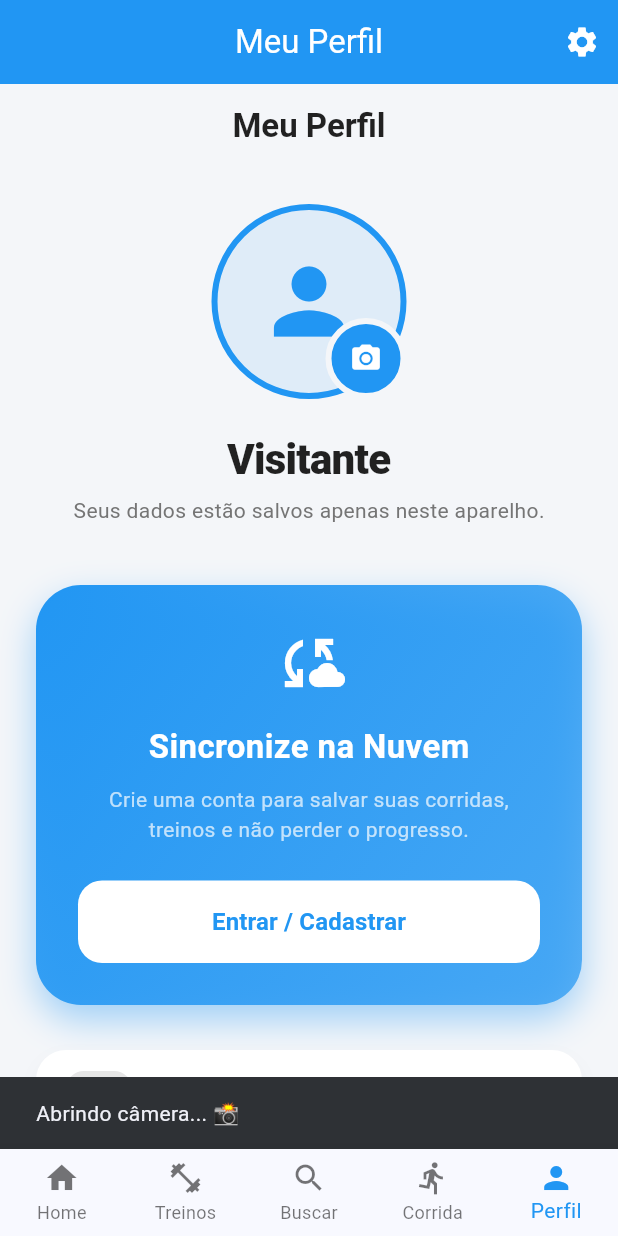
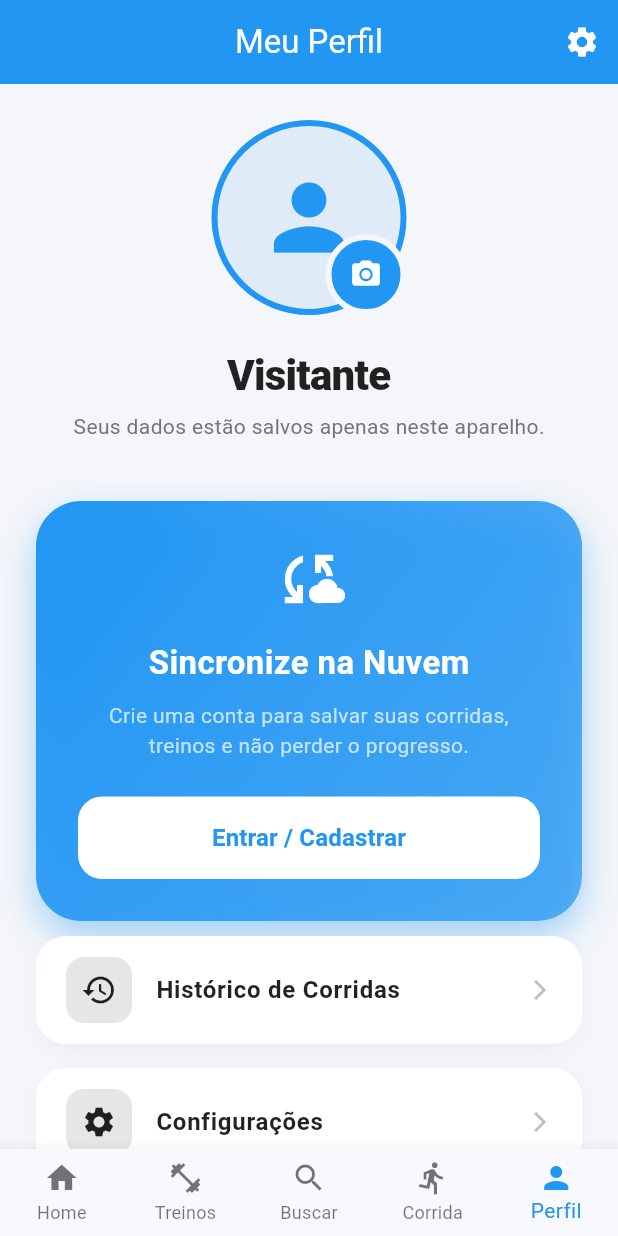
Before and after one commit to Julia-Evelyn/AcadeMApp, a Flutter app: the screen it shows after launch, item 5 of the bottom bar chosen, after a tap on the "camera alt" icon, on a phone screen of 412 x 824 dp. Run offline on Flutter 3.47's test engine with Material 3 defaults, Android fonts, the phone set to English and light mode, and no system bars; our stand-ins replace audioplayers, cloud_firestore, firebase_auth, firebase_core, flutter_map, geolocator and 5 more; accounts and stored records are empty; network calls fail.

Commit message:
feat: integração Firebase, novo design de Perfil e Main

```diff
--- a/lib/core/layout/main_layout.dart
+++ b/lib/core/layout/main_layout.dart
@@ -54,13 +54,12 @@
       imagePickerService: widget.profileImagePickerService,
     );
 
-    // ⬇️ ATUALIZAÇÃO: Tela de Busca no índice 2 (meio)
     _telas = [
       HomeView(controller: _homeController),
       const TreinosView(),
       const BuscaTreinosView(),
       const CorridaView(),
-      const PerfilView(),
+      PerfilView(controller: _perfilController),
     ];
   }
 
--- a/lib/features/perfil/controller/perfil_controller.dart
+++ b/lib/features/perfil/controller/perfil_controller.dart
@@ -1,7 +1,8 @@
+import 'dart:async';
 import 'dart:io';
-
 import 'package:flutter/material.dart';
 import 'package:image_picker/image_picker.dart';
+import 'package:firebase_auth/firebase_auth.dart'; // 1. Adicione o import do Firebase
 
 import '../../../core/services/media/profile_image_picker_service.dart';
 import '../../../core/services/preferences/app_preferences_service.dart';
@@ -14,6 +15,7 @@
   }) : _preferencesService = preferencesService,
        _imagePickerService = imagePickerService {
     carregarDadosSalvos();
+    _escutarAutenticacao(); // 2. Inicializa o radar do Firebase
   }
 
   final AppPreferencesService _preferencesService;
@@ -26,6 +28,9 @@
 
   bool estaEditando = false;
   File? imagemDoPerfil;
+
+  User? usuarioAtual; // 3. Estado que controla se o usuário está logado na nuvem
+  StreamSubscription<User?>? _authSubscription;
 
   Future<void> carregarDadosSalvos() async {
     final perfil = await _preferencesService.loadPerfilData();
@@ -41,6 +46,19 @@
     notifyListeners();
   }
 
+  // 4. Escuta mudanças na conta (Login/Logout) em tempo real
+  void _escutarAutenticacao() {
+    _authSubscription = FirebaseAuth.instance.authStateChanges().listen((User? user) {
+      usuarioAtual = user;
+      notifyListeners();
+    });
+  }
+
+  // 5. Método para deslogar da conta
+  Future<void> deslogar() async {
+    await FirebaseAuth.instance.signOut();
+  }
+
   void iniciarEdicao() {
     estaEditando = true;
     notifyListeners();
@@ -54,6 +72,9 @@
 
     imagemDoPerfil = imagem;
     notifyListeners();
+
+    // Auto-salva o caminho da nova foto nas preferências locais
+    await salvarPerfil();
   }
 
   Future<void> salvarPerfil() async {
@@ -72,6 +93,9 @@
   }
 
   String get nomeCompleto {
+    if (nomeController.text.isEmpty && sobrenomeController.text.isEmpty) {
+      return usuarioAtual != null ? 'Atleta PRO' : 'Visitante';
+    }
     return '${nomeController.text} ${sobrenomeController.text}'.trim();
   }
 
@@ -87,6 +111,7 @@
 
   @override
   void dispose() {
+    _authSubscription?.cancel(); // Limpa o listener para evitar vazamento de memória
     nomeController.dispose();
     sobrenomeController.dispose();
     pesoController.dispose();
--- a/lib/features/perfil/view/perfil_view.dart
+++ b/lib/features/perfil/view/perfil_view.dart
@@ -1,32 +1,12 @@
 import 'package:flutter/material.dart';
-import 'package:firebase_auth/firebase_auth.dart';
+import 'package:image_picker/image_picker.dart';
 import '../../auth/view/login_view.dart';
+import '../controller/perfil_controller.dart';
 
-class PerfilView extends StatefulWidget {
-  const PerfilView({super.key});
+class PerfilView extends StatelessWidget {
+  const PerfilView({super.key, required this.controller});
 
-  @override
-  State<PerfilView> createState() => _PerfilViewState();
-}
-
-class _PerfilViewState extends State<PerfilView> {
-  User? _usuarioAtual;
-
-  @override
-  void initState() {
-    super.initState();
-    FirebaseAuth.instance.authStateChanges().listen((User? user) {
-      if (mounted) {
-        setState(() {
-          _usuarioAtual = user;
-        });
-      }
-    });
-  }
-
-  Future<void> _deslogar() async {
-    await FirebaseAuth.instance.signOut();
-  }
+  final PerfilController controller;
 
   @override
   Widget build(BuildContext context) {
@@ -34,67 +14,52 @@
     final isDark = tema.brightness == Brightness.dark;
     final corDestaque = tema.colorScheme.primary;
 
-    final bool isLoggedIn = _usuarioAtual != null;
+    return ListenableBuilder(
+      listenable: controller,
+      builder: (context, child) {
+        final bool isLoggedIn = controller.usuarioAtual != null;
 
         return Scaffold(
-      backgroundColor: isDark
-          ? tema.colorScheme.surface
-          : const Color(0xFFF4F6F9),
-      appBar: AppBar(
-        backgroundColor: Colors.transparent,
-        elevation: 0,
-        title: Text(
-          'Meu Perfil',
-          style: TextStyle(
-            fontWeight: FontWeight.bold,
-            color: isDark ? Colors.white : Colors.black87,
-          ),
-        ),
-        centerTitle: true,
-      ),
+          backgroundColor: isDark ? tema.colorScheme.surface : const Color(0xFFF4F6F9),
           body: SingleChildScrollView(
             padding: const EdgeInsets.all(24.0),
             child: Column(
               children: [
+                // FOTO DE PERFIL VINDA DIRETO DO CONTROLLER
                 Center(
                   child: Stack(
                     children: [
                       Container(
-                    width: 130,
-                    height: 130,
+                        width: 130, height: 130,
                         decoration: BoxDecoration(
                           shape: BoxShape.circle,
                           color: corDestaque.withValues(alpha: 0.1),
                           border: Border.all(color: corDestaque, width: 4),
+                          image: controller.imagemDoPerfil != null
+                              ? DecorationImage(
+                                  image: FileImage(controller.imagemDoPerfil!),
+                                  fit: BoxFit.cover,
+                                )
+                              : null,
                         ),
-                    child: Icon(Icons.person, size: 70, color: corDestaque),
+                        child: controller.imagemDoPerfil == null
+                            ? Icon(Icons.person, size: 70, color: corDestaque)
+                            : null,
                       ),
                       Positioned(
-                    bottom: 0,
-                    right: 0,
+                        bottom: 0, right: 0,
                         child: GestureDetector(
-                      onTap: () {
-                        ScaffoldMessenger.of(context).showSnackBar(
-                          const SnackBar(content: Text('Abrindo câmera... 📸')),
-                        );
-                      },
+                          onTap: () => controller.pegarImagem(ImageSource.camera),
                           child: Container(
                             padding: const EdgeInsets.all(12),
                             decoration: BoxDecoration(
-                          color: corDestaque,
-                          shape: BoxShape.circle,
+                              color: corDestaque, shape: BoxShape.circle,
                               border: Border.all(
-                            color: isDark
-                                ? tema.colorScheme.surface
-                                : const Color(0xFFF4F6F9),
+                                color: isDark ? tema.colorScheme.surface : const Color(0xFFF4F6F9),
                                 width: 4,
                               ),
                             ),
-                        child: const Icon(
-                          Icons.camera_alt,
-                          color: Colors.white,
-                          size: 22,
-                        ),
+                            child: const Icon(Icons.camera_alt, color: Colors.white, size: 22),
                           ),
                         ),
                       ),
@@ -103,8 +68,9 @@
                 ),
                 const SizedBox(height: 20),
 
+                // INFORMAÇÕES DO ATLETA
                 Text(
-              isLoggedIn ? 'Atleta PRO' : 'Visitante',
+                  controller.nomeCompleto,
                   style: TextStyle(
                     fontSize: 28,
                     fontWeight: FontWeight.w900,
@@ -115,16 +81,16 @@
                 const SizedBox(height: 4),
                 Text(
                   isLoggedIn
-                  ? _usuarioAtual!.email!
+                      ? controller.usuarioAtual!.email!
                       : 'Seus dados estão salvos apenas neste aparelho.',
                   style: TextStyle(color: Colors.grey[600], fontSize: 14),
                 ),
                 const SizedBox(height: 40),
 
+                // CARD DE DESTAQUE SINCRO (MODO VISITANTE)
                 if (!isLoggedIn)
                   Container(
-                width: double.infinity,
-                padding: const EdgeInsets.all(28),
+                    width: double.infinity, padding: const EdgeInsets.all(28),
                     decoration: BoxDecoration(
                       gradient: LinearGradient(
                         colors: [corDestaque, corDestaque.withValues(alpha: 0.7)],
@@ -146,30 +112,20 @@
                         const SizedBox(height: 16),
                         const Text(
                           'Sincronize na Nuvem',
-                      style: TextStyle(
-                        color: Colors.white,
-                        fontSize: 22,
-                        fontWeight: FontWeight.bold,
-                      ),
+                          style: TextStyle(color: Colors.white, fontSize: 22, fontWeight: FontWeight.bold),
                         ),
                         const SizedBox(height: 10),
                         const Text(
                           'Crie uma conta para salvar suas corridas, treinos e não perder o progresso.',
                           textAlign: TextAlign.center,
-                      style: TextStyle(
-                        color: Colors.white70,
-                        fontSize: 14,
-                        height: 1.4,
-                      ),
+                          style: TextStyle(color: Colors.white70, fontSize: 14, height: 1.4),
                         ),
                         const SizedBox(height: 24),
                         ElevatedButton(
                           onPressed: () {
                             Navigator.push(
                               context,
-                          MaterialPageRoute(
-                            builder: (context) => const LoginView(),
-                          ),
+                              MaterialPageRoute(builder: (context) => const LoginView()),
                             );
                           },
                           style: ElevatedButton.styleFrom(
@@ -177,58 +133,33 @@
                             foregroundColor: corDestaque,
                             elevation: 0,
                             minimumSize: const Size(double.infinity, 55),
-                        shape: RoundedRectangleBorder(
-                          borderRadius: BorderRadius.circular(16),
+                            shape: RoundedRectangleBorder(borderRadius: BorderRadius.circular(16)),
                           ),
-                      ),
-                      child: const Text(
-                        'Entrar / Cadastrar',
-                        style: TextStyle(
-                          fontWeight: FontWeight.bold,
-                          fontSize: 16,
-                        ),
-                      ),
+                          child: const Text('Entrar / Cadastrar', style: TextStyle(fontWeight: FontWeight.bold, fontSize: 16)),
                         ),
                       ],
                     ),
                   ),
 
-            if (isLoggedIn)
+                // PAINEL DE MÉTRICAS (MODO LOGADO)
+                if (isLoggedIn) ...[
                   Row(
                     mainAxisAlignment: MainAxisAlignment.spaceEvenly,
                     children: [
                       _construirColunaEstatistica('Corridas', '0', isDark),
-                  Container(
-                    height: 40,
-                    width: 1,
-                    color: Colors.grey.withValues(alpha: 0.3),
-                  ),
+                      Container(height: 40, width: 1, color: Colors.grey.withValues(alpha: 0.3)),
                       _construirColunaEstatistica('Distância', '0 km', isDark),
-                  Container(
-                    height: 40,
-                    width: 1,
-                    color: Colors.grey.withValues(alpha: 0.3),
-                  ),
+                      Container(height: 40, width: 1, color: Colors.grey.withValues(alpha: 0.3)),
                       _construirColunaEstatistica('Dias', '0', isDark),
                     ],
                   ),
+                  const SizedBox(height: 20),
+                ],
 
-            const SizedBox(height: 30),
+                const SizedBox(height: 10),
 
-            _construirOpcaoMenu(
-              context,
-              Icons.history,
-              'Histórico de Corridas',
-              isDark,
-              onTap: () {},
-            ),
-            _construirOpcaoMenu(
-              context,
-              Icons.settings,
-              'Configurações',
-              isDark,
-              onTap: () {},
-            ),
+                _construirOpcaoMenu(context, Icons.history, 'Histórico de Corridas', isDark, onTap: () {}),
+                _construirOpcaoMenu(context, Icons.settings, 'Configurações', isDark, onTap: () {}),
                 if (isLoggedIn)
                   _construirOpcaoMenu(
                     context,
@@ -236,25 +167,20 @@
                     'Sair da Conta',
                     isDark,
                     isDestructive: true,
-                onTap: _deslogar,
+                    onTap: controller.deslogar,
                   ),
               ],
             ),
           ),
+        );
+      },
     );
   }
 
   Widget _construirColunaEstatistica(String titulo, String valor, bool isDark) {
     return Column(
       children: [
-        Text(
-          valor,
-          style: TextStyle(
-            fontSize: 24,
-            fontWeight: FontWeight.bold,
-            color: isDark ? Colors.white : Colors.black87,
-          ),
-        ),
+        Text(valor, style: TextStyle(fontSize: 24, fontWeight: FontWeight.bold, color: isDark ? Colors.white : Colors.black87)),
         Text(titulo, style: const TextStyle(fontSize: 14, color: Colors.grey)),
       ],
     );
@@ -268,48 +194,26 @@
     bool isDestructive = false,
     required VoidCallback onTap,
   }) {
-    final corItem = isDestructive
-        ? Colors.redAccent
-        : (isDark ? Colors.white : Colors.black87);
+    final corItem = isDestructive ? Colors.redAccent : (isDark ? Colors.white : Colors.black87);
 
     return Container(
       margin: const EdgeInsets.only(bottom: 16),
       decoration: BoxDecoration(
-        color: isDark
-            ? Theme.of(context).colorScheme.surfaceContainerHighest
-            : Colors.white,
+        color: isDark ? Theme.of(context).colorScheme.surfaceContainerHighest : Colors.white,
         borderRadius: BorderRadius.circular(20),
         boxShadow: [
-          BoxShadow(
-            color: Colors.black.withValues(alpha: 0.03),
-            blurRadius: 10,
-            offset: const Offset(0, 5),
-          ),
+          BoxShadow(color: Colors.black.withValues(alpha: 0.03), blurRadius: 10, offset: const Offset(0, 5)),
         ],
       ),
       child: ListTile(
         contentPadding: const EdgeInsets.symmetric(horizontal: 20, vertical: 8),
         leading: Container(
           padding: const EdgeInsets.all(10),
-          decoration: BoxDecoration(
-            color: corItem.withValues(alpha: 0.1),
-            borderRadius: BorderRadius.circular(12),
-          ),
+          decoration: BoxDecoration(color: corItem.withValues(alpha: 0.1), borderRadius: BorderRadius.circular(12)),
           child: Icon(icone, color: corItem, size: 24),
         ),
-        title: Text(
-          titulo,
-          style: TextStyle(
-            fontWeight: FontWeight.bold,
-            color: corItem,
-            fontSize: 16,
-          ),
-        ),
-        trailing: Icon(
-          Icons.arrow_forward_ios,
-          size: 16,
-          color: Colors.grey[400],
-        ),
+        title: Text(titulo, style: TextStyle(fontWeight: FontWeight.bold, color: corItem, fontSize: 16)),
+        trailing: Icon(Icons.arrow_forward_ios, size: 16, color: Colors.grey[400]),
         onTap: onTap,
       ),
     );
--- a/lib/main.dart
+++ b/lib/main.dart
@@ -19,12 +19,14 @@
 Future<void> main() async {
   WidgetsFlutterBinding.ensureInitialized();
 
+
   final preferencesStore = await SharedPreferencesStore.create();
   final preferencesService = AppPreferencesService(preferencesStore);
 
   await FirebaseBootstrapService().initialize(
     options: DefaultFirebaseOptions.currentPlatform,
   );
+  await Firebase.initializeApp();
 
   final themeController = ThemeController(
     preferencesService: preferencesService,
```
Lines whose indentation alone changed are shown as unchanged.
